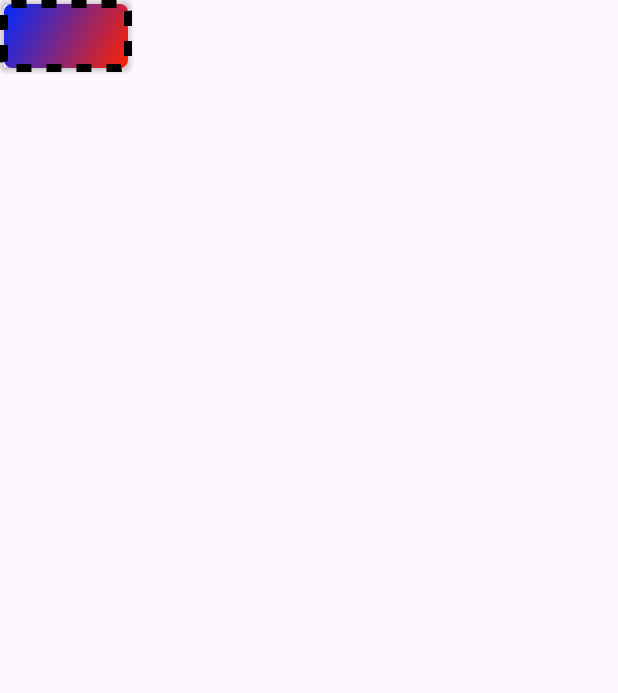
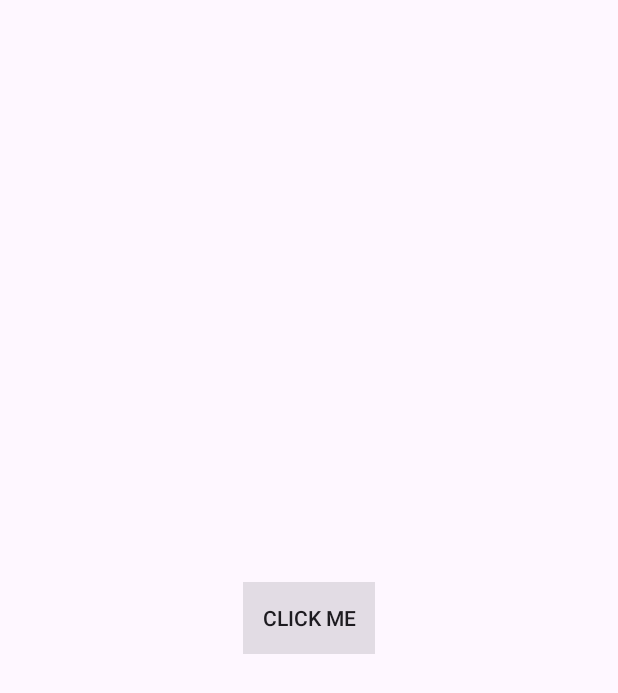
Before and after one commit to phamtanphat/DrawableResource19052023, an Android app: the screen it shows after launch (MainActivity), on a phone screen of 412 x 824 dp. Shown: the top 693 px of the screen. Run offline under Robolectric (Android 15) with nearby library versions, the phone set to English and light mode, and no system bars.

Commit message:
drawable state

```diff
--- /dev/null
+++ b/app/src/main/res/drawable/state_drawable_button.xml
@@ -0,0 +1,7 @@
+<?xml version="1.0" encoding="utf-8"?>
+<selector xmlns:android="http://schemas.android.com/apk/res/android">
+    <item android:state_pressed="true"
+        android:drawable="@color/cardview_dark_background" />
+
+    <item android:drawable="@color/material_on_surface_stroke" />
+</selector>
--- a/app/src/main/res/layout/activity_main.xml
+++ b/app/src/main/res/layout/activity_main.xml
@@ -7,8 +7,10 @@
     tools:context=".MainActivity">
 
     <androidx.appcompat.widget.AppCompatButton
-        android:background="@drawable/shape_drawable_button"
         android:layout_width="wrap_content"
-        android:layout_height="wrap_content"/>
+        android:layout_height="wrap_content"
+        android:layout_centerInParent="true"
+        android:background="@drawable/state_drawable_button"
+        android:text="Click me" />
 
 </RelativeLayout>
```
